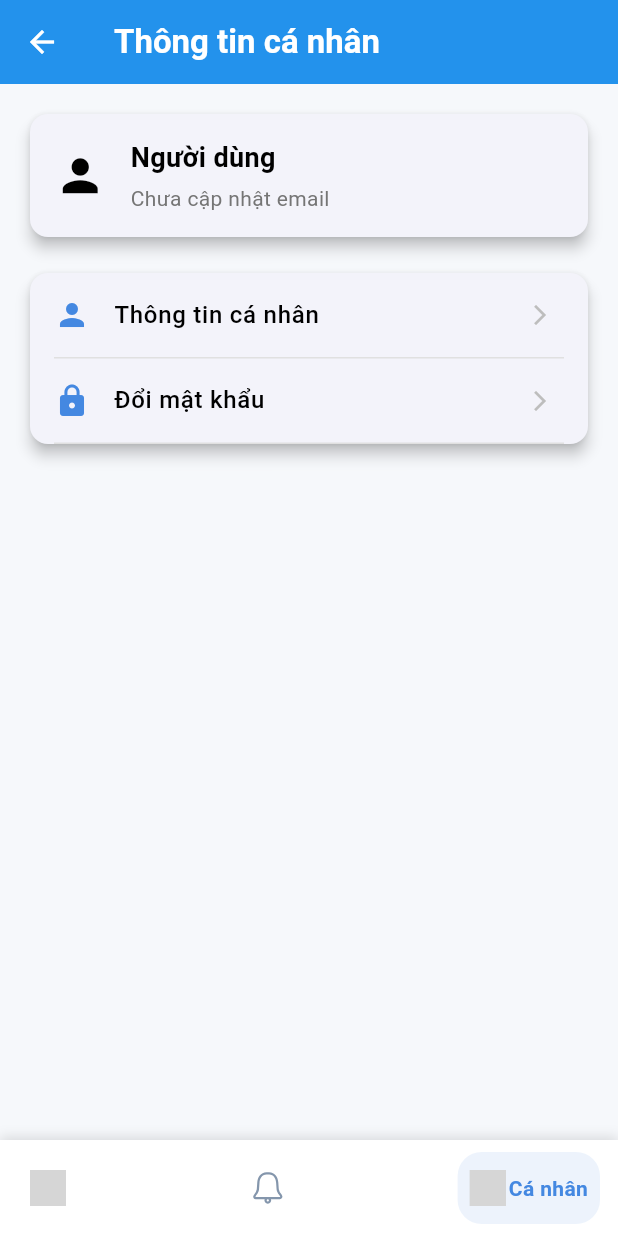
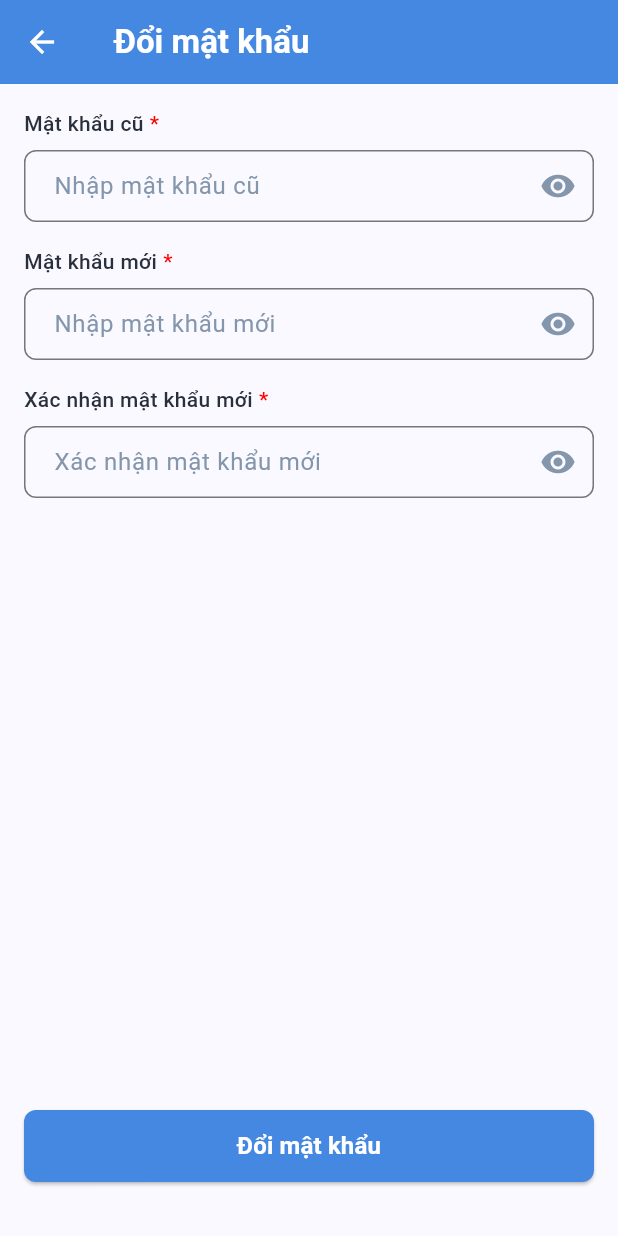
Before and after one commit to PhamVanDong2407/utshop_Admin, a Flutter app: the Dashboard screen opened by its route, item 3 of the bottom bar chosen, after a tap on "Đổi mật khẩu", on a phone screen of 412 x 824 dp. Run offline on Flutter 3.47's test engine with Material 3 defaults, Android fonts, the phone set to English and light mode, and no system bars; drawn by our look-alikes of google_nav_bar; our stand-ins replace file_picker, flutter_dotenv, flutter_screenutil, flutter_svg, flutter_zoom_drawer, get and 2 more; accounts and stored records are empty; network calls fail; statements that could not run were skipped; grey boxes are pictures that could not be loaded.

Commit message:
update module đổi mật khẩu

```diff
--- a/lib/Controller/Home/home_controller.dart
+++ b/lib/Controller/Home/home_controller.dart
@@ -1,9 +1,40 @@
 import 'package:flutter_zoom_drawer/flutter_zoom_drawer.dart';
 import 'package:get/get.dart';
+import 'package:utshopadmin/Global/constant.dart';
+import 'package:utshopadmin/Util/util.dart';
 
 class HomeController extends GetxController {
   final zoomDrawerController = ZoomDrawerController();
-    RxString email = ''.obs;
+  RxString name = ''.obs;
+  RxString email = ''.obs;
+  RxString avatar = ''.obs;
+  final String baseUrl = Constant.BASE_URL_IMAGE;
+
+  @override
+  void onInit() async {
+    super.onInit();
+    Utils.getStringValueWithKey(Constant.NAME).then((value) {
+      name.value = value ?? '';
+    });
+    Utils.getStringValueWithKey(Constant.AVATAR).then((value) {
+      avatar.value = value ?? '';
+    });
+    Utils.getStringValueWithKey(Constant.EMAIL).then((value) {
+      email.value = value ?? '';
+    });
+  }
+
+  updateName(String name) {
+    this.name.value = name;
+  }
+
+  updateEmail(String email) {
+    this.email.value = email;
+  }
+
+  updateAvatar(String avatar) {
+    this.avatar.value = avatar;
+  }
 
   void toggleDrawer() {
     zoomDrawerController.toggle?.call();
--- a/lib/Route/app_page.dart
+++ b/lib/Route/app_page.dart
@@ -2,6 +2,7 @@ import 'package:get/get.dart';
 import 'package:utshopadmin/View/Home/home.dart';
 import 'package:utshopadmin/View/Login/login.dart';
 import 'package:utshopadmin/View/Notify/notify.dart';
+import 'package:utshopadmin/View/Profile/ChangePassword/change_password.dart';
 import 'package:utshopadmin/View/Profile/profile.dart';
 import 'package:utshopadmin/View/dashboard.dart';
 import 'package:utshopadmin/View/splash.dart';
@@ -20,5 +21,6 @@ class AppPage {
     GetPage(name: Routes.home, page: () => Home()),
     GetPage(name: Routes.notify, page: () => Notify()),
     GetPage(name: Routes.profile, page: () => Profile()),
+    GetPage(name: Routes.changePassword, page: () => ChangePassword()),
   ];
 }
--- a/lib/Route/app_route.dart
+++ b/lib/Route/app_route.dart
@@ -8,6 +8,7 @@ abstract class Routes {
   static const home = _Paths.home;
   static const notify = _Paths.notify;
   static const profile = _Paths.profile;
+  static const changePassword = _Paths.changePassword;
 }
 
 abstract class _Paths {
@@ -18,4 +19,5 @@ abstract class _Paths {
   static const String home = '/home';
   static const String notify = '/notify';
   static const String profile = '/profile';
+  static const String changePassword = '/change-password';
 }
--- /dev/null
+++ b/lib/View/Profile/ChangePassword/change_password.dart
@@ -0,0 +1,240 @@
+import 'package:flutter/material.dart';
+import 'package:get/get.dart';
+import 'package:utshopadmin/Controller/Profile/ChangePassword/change_password_controller.dart';
+import 'package:utshopadmin/Global/app_color.dart';
+
+class ChangePassword extends StatelessWidget {
+  ChangePassword({super.key});
+
+  final controller = Get.put(ChangePasswordController());
+  final _formKey = GlobalKey<FormState>();
+
+  @override
+  Widget build(BuildContext context) {
+    return Scaffold(
+      appBar: AppBar(
+        backgroundColor: AppColor.primary,
+        elevation: 0,
+        leading: IconButton(
+          icon: const Icon(Icons.arrow_back, color: Colors.white),
+          onPressed: () => Get.back(),
+        ),
+        title: const Text(
+          "Đổi mật khẩu",
+          style: TextStyle(color: Colors.white, fontWeight: FontWeight.bold),
+        ),
+      ),
+      body: Form(
+        key: _formKey,
+        child: Column(
+          children: [
+            Expanded(
+              child: ListView(
+                children: [
+                  const SizedBox(height: 16),
+                  Padding(
+                    padding: const EdgeInsets.symmetric(horizontal: 16),
+                    child: Column(
+                      crossAxisAlignment: CrossAxisAlignment.start,
+                      children: [
+                        _labelForm(label: "Mật khẩu cũ", isRequired: true),
+                        const SizedBox(height: 8),
+                        Obx(
+                          () => TextFormField(
+                            controller: controller.oldPasswordController,
+                            obscureText: controller.obscureOldPassword.value,
+                            decoration: InputDecoration(
+                              border: OutlineInputBorder(
+                                borderRadius: BorderRadius.circular(8),
+                              ),
+                              contentPadding: const EdgeInsets.symmetric(
+                                vertical: 12,
+                                horizontal: 16,
+                              ),
+                              hintText: 'Nhập mật khẩu cũ',
+                              hintStyle: TextStyle(color: AppColor.grey),
+                              errorStyle: TextStyle(color: AppColor.red),
+                              suffixIcon: IconButton(
+                                icon: Icon(
+                                  controller.obscureOldPassword.value
+                                      ? Icons.visibility
+                                      : Icons.visibility_off,
+                                  color: AppColor.grey,
+                                ),
+                                onPressed: () {
+                                  controller.obscureOldPassword.value =
+                                      !controller.obscureOldPassword.value;
+                                },
+                              ),
+                            ),
+                            validator: (value) {
+                              if (value == null || value.isEmpty) {
+                                return 'Vui lòng nhập mật khẩu cũ';
+                              }
+                              return null;
+                            },
+                          ),
+                        ),
+                        const SizedBox(height: 16),
+                        _labelForm(label: "Mật khẩu mới", isRequired: true),
+                        const SizedBox(height: 8),
+                        Obx(
+                          () => TextFormField(
+                            controller: controller.newPasswordController,
+                            obscureText: controller.obscureNewPassword.value,
+                            decoration: InputDecoration(
+                              border: OutlineInputBorder(
+                                borderRadius: BorderRadius.circular(8),
+                              ),
+                              contentPadding: const EdgeInsets.symmetric(
+                                vertical: 12,
+                                horizontal: 16,
+                              ),
+                              hintText: 'Nhập mật khẩu mới',
+                              hintStyle: TextStyle(color: AppColor.grey),
+                              errorStyle: TextStyle(color: AppColor.red),
+                              suffixIcon: IconButton(
+                                icon: Icon(
+                                  controller.obscureNewPassword.value
+                                      ? Icons.visibility
+                                      : Icons.visibility_off,
+                                  color: AppColor.grey,
+                                ),
+                                onPressed: () {
+                                  controller.obscureNewPassword.value =
+                                      !controller.obscureNewPassword.value;
+                                },
+                              ),
+                            ),
+                            validator: (value) {
+                              if (value == null || value.isEmpty) {
+                                return 'Vui lòng nhập mật khẩu mới';
+                              }
+                              if (value.length < 6) {
+                                return 'Mật khẩu phải có ít nhất 6 ký tự';
+                              }
+                              return null;
+                            },
+                          ),
+                        ),
+                        const SizedBox(height: 16),
+                        _labelForm(
+                          label: "Xác nhận mật khẩu mới",
+                          isRequired: true,
+                        ),
+                        const SizedBox(height: 8),
+                        Obx(
+                          () => TextFormField(
+                            controller: controller.confirmPasswordController,
+                            obscureText:
+                                controller.obscureConfirmPassword.value,
+                            decoration: InputDecoration(
+                              border: OutlineInputBorder(
+                                borderRadius: BorderRadius.circular(8),
+                              ),
+                              contentPadding: const EdgeInsets.symmetric(
+                                vertical: 12,
+                                horizontal: 16,
+                              ),
+                              hintText: 'Xác nhận mật khẩu mới',
+                              hintStyle: TextStyle(color: AppColor.grey),
+                              errorStyle: TextStyle(color: AppColor.red),
+                              suffixIcon: IconButton(
+                                icon: Icon(
+                                  controller.obscureConfirmPassword.value
+                                      ? Icons.visibility
+                                      : Icons.visibility_off,
+                                  color: AppColor.grey,
+                                ),
+                                onPressed: () {
+                                  controller.obscureConfirmPassword.value =
+                                      !controller.obscureConfirmPassword.value;
+                                },
+                              ),
+                            ),
+                            validator: (value) {
+                              if (value == null || value.isEmpty) {
+                                return 'Vui lòng nhập xác nhận mật khẩu mới';
+                              }
+                              if (value.length < 6) {
+                                return 'Mật khẩu phải có ít nhất 6 ký tự';
+                              }
+                              if (value !=
+                                  controller.newPasswordController.text) {
+                                return 'Mật khẩu mới và xác nhận mật khẩu không khớp';
+                              }
+                              return null;
+                            },
+                          ),
+                        ),
+                      ],
+                    ),
+                  ),
+                ],
+              ),
+            ),
+            Padding(
+              padding: const EdgeInsets.all(16.0),
+              child: SizedBox(
+                width: double.infinity,
+                height: 48,
+                child: Obx(
+                  () => ElevatedButton(
+                    style: ElevatedButton.styleFrom(
+                      backgroundColor: AppColor.primary,
+                      shape: RoundedRectangleBorder(
+                        borderRadius: BorderRadius.circular(8),
+                      ),
+                    ),
+                    onPressed:
+                        controller.isLoading.value
+                            ? null
+                            : () {
+                              if (_formKey.currentState!.validate()) {
+                                controller.changePassword();
+                              }
+                            },
+                    child: const Text(
+                      'Đổi mật khẩu',
+                      style: TextStyle(
+                        color: Colors.white,
+                        fontSize: 16,
+                        fontWeight: FontWeight.bold,
+                      ),
+                    ),
+                  ),
+                ),
+              ),
+            ),
+            SizedBox(height: 20),
+          ],
+        ),
+      ),
+    );
+  }
+
+  Row _labelForm({required String label, bool isRequired = false}) {
+    return Row(
+      children: [
+        Text(
+          label,
+          style: TextStyle(
+            fontSize: 14,
+            fontWeight: FontWeight.w500,
+            color: AppColor.text1,
+          ),
+        ),
+        const SizedBox(width: 4),
+        if (isRequired)
+          Text(
+            "*",
+            style: TextStyle(
+              fontSize: 14,
+              fontWeight: FontWeight.w500,
+              color: AppColor.red,
+            ),
+          ),
+      ],
+    );
+  }
+}
--- a/lib/View/Profile/profile.dart
+++ b/lib/View/Profile/profile.dart
@@ -2,6 +2,7 @@ import 'package:flutter/material.dart';
 import 'package:get/get.dart';
 import 'package:utshopadmin/Controller/Profile/profile_controller.dart';
 import 'package:utshopadmin/Global/app_color.dart';
+import 'package:utshopadmin/Route/app_page.dart';
 
 class Profile extends StatelessWidget {
   Profile({super.key});
@@ -105,14 +106,11 @@ class Profile extends StatelessWidget {
             child: Column(
               children: [
                 _buildMenuItem(
-                  title: 'Thông tin cá nhân',
-                  icon: Icons.person,
-                  onTap: () {},
-                ),
-                _buildMenuItem(
                   title: 'Đổi mật khẩu',
                   icon: Icons.lock,
-                  onTap: () {},
+                  onTap: () {
+                    Get.toNamed(Routes.changePassword);
+                  },
                 ),
               ],
             ),
```
Also changed, not shown: lib/Controller/Profile/ChangePassword/change_password_controller.dart (added, +70 -0 lines), lib/View/Home/home.dart (+17 -13 lines).
